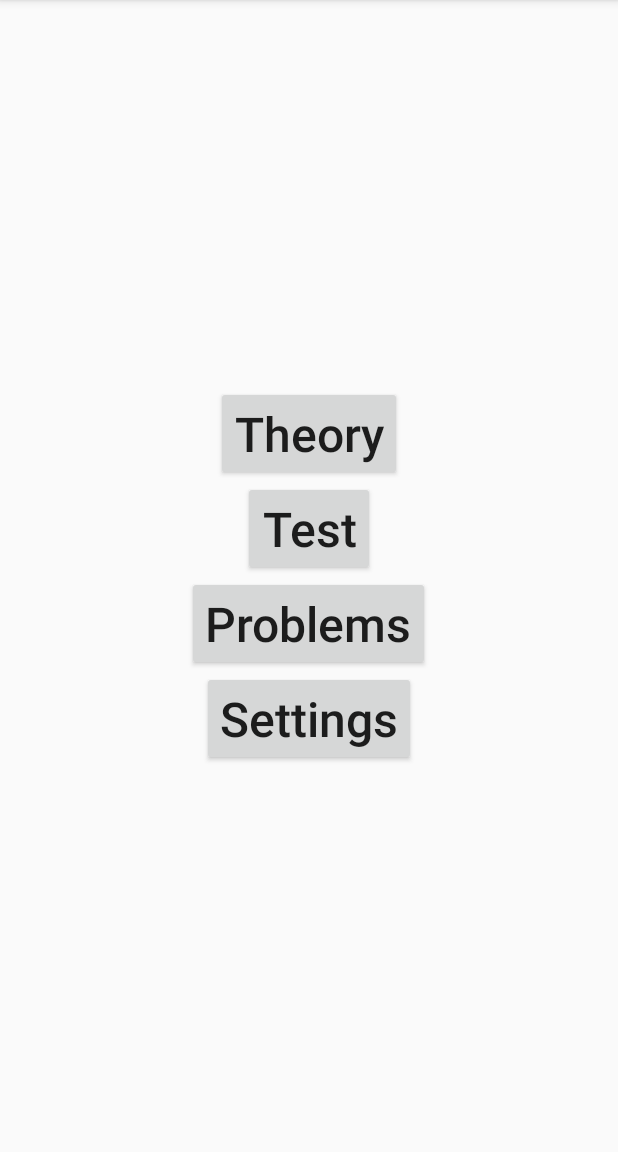
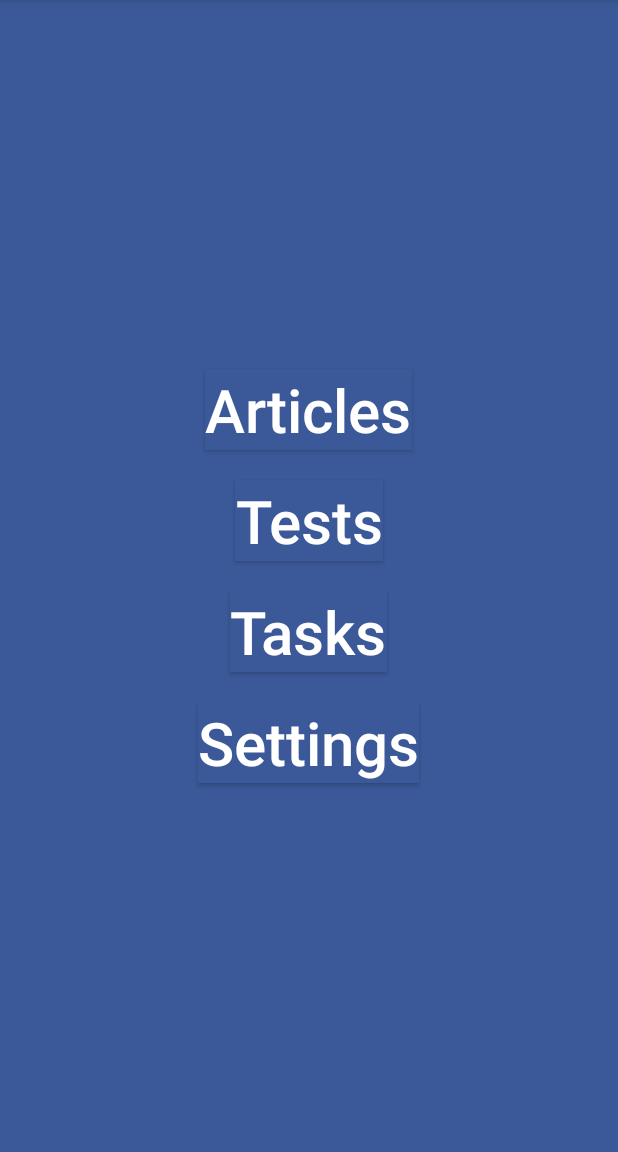
Before and after one commit to kobakareli/math-thinking, an Android app: the screen it shows after launch (MainActivity), on a phone screen of 412 x 824 dp, the part 84-1236 px from its top. Run offline under Robolectric (Android 15) with nearby library versions, the phone set to English and light mode, and no system bars.

Commit message:
Article and Categories pages implementation

```diff
--- a/android/app/build.gradle
+++ b/android/app/build.gradle
@@ -48,4 +48,7 @@ dependencies {
 
     // Test helpers for Room
     testImplementation "android.arch.persistence.room:testing:1.0.0"
+
+    implementation 'com.android.support:recyclerview-v7:27.1.1'
+    implementation 'net.cachapa.expandablelayout:expandablelayout:2.9.2'
 }
--- a/android/app/src/main/java/tmand13/math_thinking/MainActivity.java
+++ b/android/app/src/main/java/tmand13/math_thinking/MainActivity.java
@@ -9,8 +9,6 @@ import tmand13.math_thinking.db.AppDatabase;
 import tmand13.math_thinking.db.Article;
 
 public class MainActivity extends AppCompatActivity {
-    public static final String THEORY = "theory";
-
     @Override
     protected void onCreate(Bundle savedInstanceState) {
         super.onCreate(savedInstanceState);
@@ -19,11 +17,8 @@ public class MainActivity extends AppCompatActivity {
         //System.out.println(db.theoryDao().getAll().size());
     }
 
-    public void openTheory(View view) {
-        /*Intent intent = new Intent(this, TheoryActivity.class);
-        String content_html = AppDatabase.getAppDatabase(getApplicationContext())
-                .theoryDao().getAll().get(0).getContentHtml();
-        intent.putExtra(THEORY, content_html);
-        startActivity(intent);*/
+    public void openCategories(View view) {
+        Intent intent = new Intent(this, CategoriesActivity.class);
+        startActivity(intent);
     }
 }
--- a/android/app/src/main/java/tmand13/math_thinking/db/AppDatabase.java
+++ b/android/app/src/main/java/tmand13/math_thinking/db/AppDatabase.java
@@ -16,7 +16,7 @@ public abstract class AppDatabase extends RoomDatabase {
     // https://developer.android.com/reference/java/util/concurrent/Executor.html
     private static AppDatabase INSTANCE;
 
-    public abstract ArticleDao theoryDao();
+    public abstract ArticleDao articleDao();
 
     public static AppDatabase getAppDatabase(Context context) {
         if (INSTANCE == null) {
--- a/android/app/src/main/res/layout/activity_theory.xml
+++ b/android/app/src/main/res/layout/activity_article.xml
@@ -4,10 +4,10 @@
     xmlns:tools="http://schemas.android.com/tools"
     android:layout_width="match_parent"
     android:layout_height="match_parent"
-    tools:context="tmand13.math_thinking.TheoryActivity">
+    tools:context="tmand13.math_thinking.ArticleActivity">
 
     <WebView
-        android:id="@+id/simpleTextView"
+        android:id="@+id/article_web_view"
         android:layout_width="match_parent"
         android:layout_height="match_parent" />
 
--- a/android/app/src/main/res/layout/activity_main.xml
+++ b/android/app/src/main/res/layout/activity_main.xml
@@ -7,30 +7,44 @@
     tools:context="tmand13.math_thinking.MainActivity" >
 
     <!-- TODO CHAIN_SPREAD  might help -->
+    <!-- TODO In Settings let use choose app color. Have 1 dominant color -->
 
     <LinearLayout
         android:layout_width="match_parent"
         android:layout_height="match_parent"
         android:orientation="vertical"
         android:gravity="center"
+        android:background="@color/colorBlue"
         app:layout_constraintBottom_toBottomOf="parent"
         app:layout_constraintLeft_toLeftOf="parent"
         app:layout_constraintRight_toRightOf="parent"
         app:layout_constraintTop_toTopOf="parent" >
         <Button
+            android:background="@color/colorBlue"
+            android:textColor="@color/colorWhite"
+            android:layout_margin="10dp"
             android:layout_height="wrap_content"
             android:layout_width="wrap_content"
-            android:text="@string/main_menu_theory"
-            android:onClick="openTheory"/>
+            android:text="@string/main_menu_articles"
+            android:onClick="openCategories"/>
         <Button
+            android:background="@color/colorBlue"
+            android:textColor="@color/colorWhite"
+            android:layout_margin="10dp"
             android:layout_width="wrap_content"
             android:layout_height="wrap_content"
-            android:text="@string/main_menu_test" />
+            android:text="@string/main_menu_tests" />
         <Button
+            android:background="@color/colorBlue"
+            android:textColor="@color/colorWhite"
+            android:layout_margin="10dp"
             android:layout_width="wrap_content"
             android:layout_height="wrap_content"
-            android:text="@string/main_menu_problems" />
+            android:text="@string/main_menu_tasks" />
         <Button
+            android:background="@color/colorBlue"
+            android:textColor="@color/colorWhite"
+            android:layout_margin="10dp"
             android:layout_width="wrap_content"
             android:layout_height="wrap_content"
             android:text="@string/main_menu_settings" />
--- a/android/app/src/main/res/values/colors.xml
+++ b/android/app/src/main/res/values/colors.xml
@@ -1,6 +1,5 @@
 <?xml version="1.0" encoding="utf-8"?>
 <resources>
-    <color name="colorPrimary">#3F51B5</color>
-    <color name="colorPrimaryDark">#303F9F</color>
-    <color name="colorAccent">#FF4081</color>
+    <color name="colorWhite">#ffffff</color>
+    <color name="colorBlue">#3b5998</color>
 </resources>
--- a/android/app/src/main/res/values/strings.xml
+++ b/android/app/src/main/res/values/strings.xml
@@ -1,7 +1,8 @@
 <resources>
     <string name="app_name">Mathematical Thinking</string>
-    <string name="main_menu_theory">Theory</string>
-    <string name="main_menu_test">Test</string>
-    <string name="main_menu_problems">Problems</string>
+    <string name="main_menu_articles">Articles</string>
+    <string name="main_menu_tests">Tests</string>
+    <string name="main_menu_tasks">Tasks</string>
     <string name="main_menu_settings">Settings</string>
+    <string name="category_with_tabs">\u0009\u0009\u0009%s</string>
 </resources>
--- a/android/app/src/main/res/values/styles.xml
+++ b/android/app/src/main/res/values/styles.xml
@@ -1,16 +1,15 @@
 <resources>
 
-    <!-- Base application theme. -->
     <style name="AppTheme" parent="Theme.AppCompat.Light.DarkActionBar">
-        <!-- Customize your theme here. -->
-        <item name="colorPrimary">@color/colorPrimary</item>
-        <item name="colorPrimaryDark">@color/colorPrimaryDark</item>
-        <item name="colorAccent">@color/colorAccent</item>
-        <item name="android:textSize">32sp</item>
     </style>
 
     <style name="MenuTheme" parent="Theme.AppCompat.Light.DarkActionBar">
-        <item name="android:textSize">32sp</item>
+        <item name="android:textSize">40sp</item>
+        <item name="android:textAllCaps">false</item>
+    </style>
+
+    <style name="CategoriesTheme" parent="Theme.AppCompat.Light.DarkActionBar">
+        <item name="android:textSize">30sp</item>
         <item name="android:textAllCaps">false</item>
     </style>
 
```
Also changed, not shown: android/app/src/main/AndroidManifest.xml (+5 -8 lines), android/app/src/main/java/tmand13/math_thinking/ArticleActivity.java (renamed from android/app/src/main/java/tmand13/math_thinking/TheoryActivity.java, +5 -8 lines).
